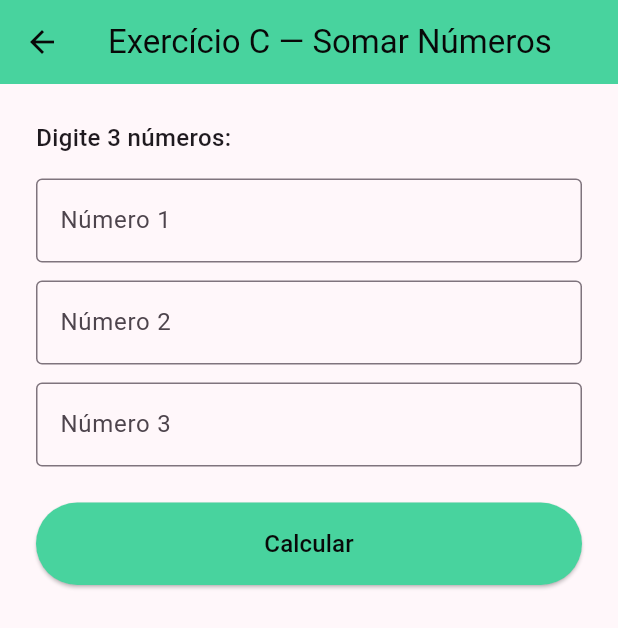
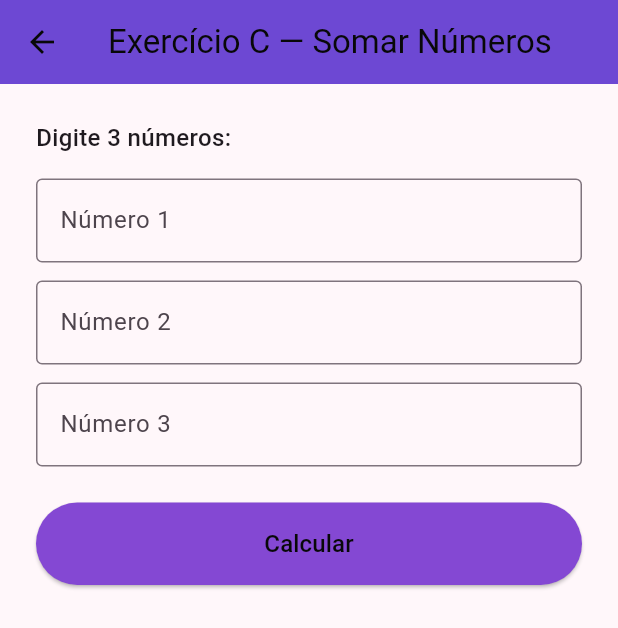
Before and after one commit to ulcitrinitas/AplicacaoExercicios, a Flutter app: the screen it shows after launch, after a tap on "Somar", on a phone screen of 412 x 824 dp. Shown: the top 628 px of the screen. Run offline on Flutter 3.47's test engine with Material 3 defaults, Android fonts, the phone set to English and light mode, and no system bars.

Commit message:
alteradas cores dos botões

```diff
--- a/lib/screens/home_screen.dart
+++ b/lib/screens/home_screen.dart
@@ -74,7 +74,7 @@ class HomeScreen extends StatelessWidget {
               label: Text("Somar"),
               style: ElevatedButton.styleFrom(
                 padding: const EdgeInsets.symmetric(vertical: 20),
-                backgroundColor: Color(0xFF1BEEB9),
+                backgroundColor:  Color(0xFF8448D3),
                 foregroundColor: Colors.black,
               ),
             ),
--- a/lib/screens/somar_screen.dart
+++ b/lib/screens/somar_screen.dart
@@ -50,7 +50,7 @@ class _SomarScreenState extends State<SomarScreen> {
   return Scaffold(
       appBar: AppBar(
         title: const Text('Exercício C — Somar Números'),
-        backgroundColor: const Color(0xFF48D39E),
+        backgroundColor: const Color(0xFF6D48D3),
         foregroundColor: const Color(0xFF080808),
       ),
       body: SingleChildScrollView(
@@ -103,7 +103,7 @@ class _SomarScreenState extends State<SomarScreen> {
               onPressed: _calcular,
               style: ElevatedButton.styleFrom(
                 padding: const EdgeInsets.symmetric(vertical: 16),
-                backgroundColor: const Color(0xFF48D39E),
+                backgroundColor: const Color(0xFF8448D3),
                 foregroundColor: const Color(0xFF080808),
               ),
               child: const Text('Calcular', style: TextStyle(fontSize: 16)),
```
